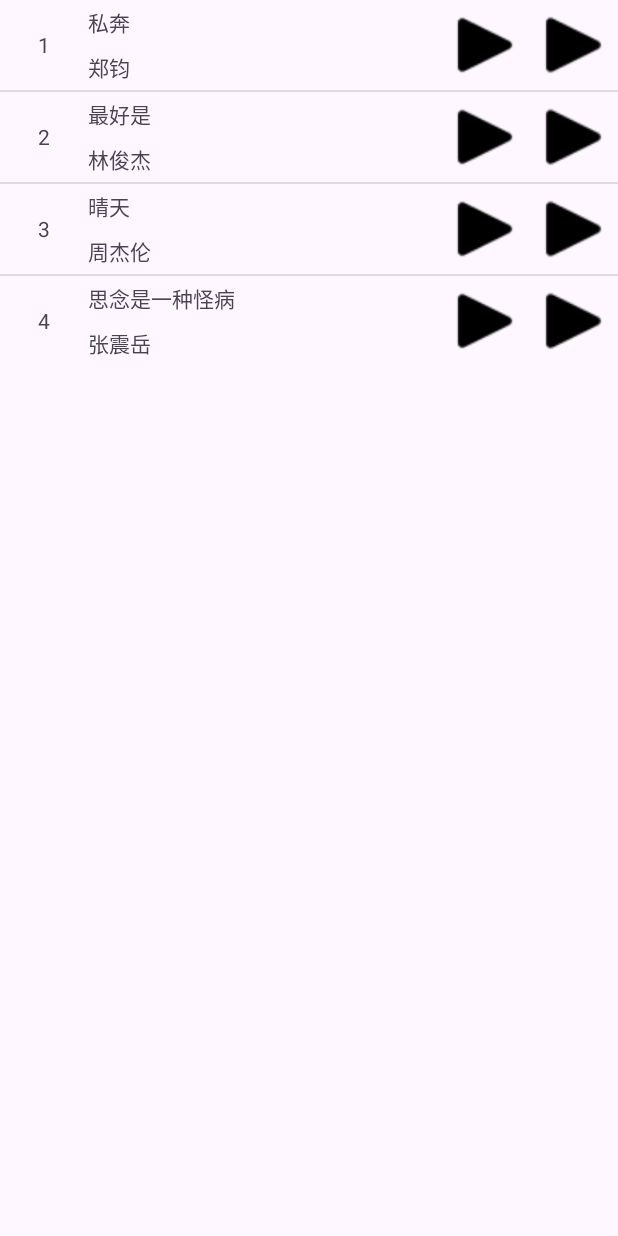
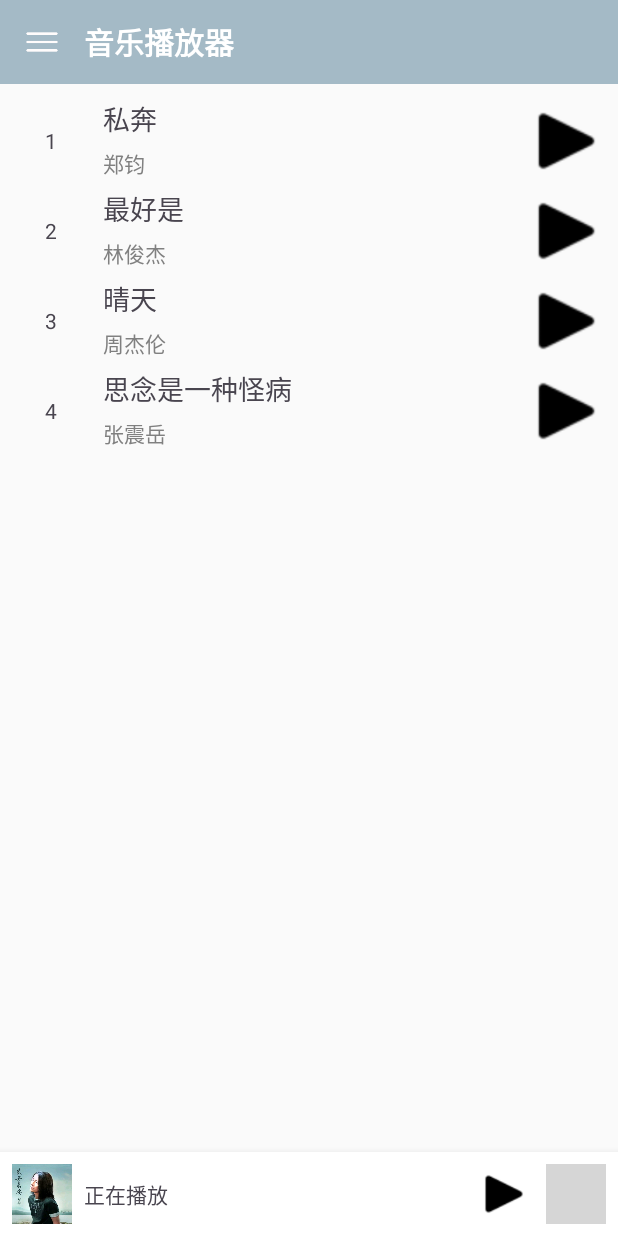
Before and after one commit to Lht20040701/Activity, an Android app: the MusicListViewActivity screen opened directly, with no data from a screen before it, on a phone screen of 412 x 824 dp. Run offline under Robolectric (Android 15) with nearby library versions, the phone set to English and light mode, and no system bars; grey boxes are pictures that could not be loaded.

Commit message:
临时提交

```diff
--- a/app/src/main/java/com/lihaotian/activity/MainActivity.kt
+++ b/app/src/main/java/com/lihaotian/activity/MainActivity.kt
@@ -21,20 +21,13 @@ class MainActivity : AppCompatActivity() {
             //SharedPreference 读
             val sp = getSharedPreferences("user", MODE_PRIVATE)
             var nameKey: String = "username:" + username.text.toString()
-//            println("=================================================" + nameKey)
             var passwd: String = sp.getString(nameKey,"").toString()
-//            println("=================================================" + passwd)
             if ("".equals(passwd)) {
                 Toast.makeText(this, "此用户还未注册,请注册!!!", Toast.LENGTH_SHORT).show()
             } else if (password.text.toString().equals(passwd)) {
                 Toast.makeText(this, "登录成功!!!", Toast.LENGTH_SHORT).show()
-//                var sucessPage: Intent = Intent(this, sucess::class.java)
-//                sucessPage.putExtra("username", username.text.toString())
-//                startActivity(sucessPage)
-
-                // =================================================================================
-                var testPage: Intent = Intent(this, MusicListViewActivity::class.java)
-                startActivity(testPage)
+                var musicListPage: Intent = Intent(this, MusicListViewActivity::class.java)
+                startActivity(musicListPage)
             } else {
                 Toast.makeText(this, "密码错误!!!", Toast.LENGTH_SHORT).show()
                 password.setText("")
--- a/app/src/main/java/com/lihaotian/activity/MusicListViewActivity.kt
+++ b/app/src/main/java/com/lihaotian/activity/MusicListViewActivity.kt
@@ -6,12 +6,13 @@ import android.os.Bundle
 import android.view.View
 import android.view.ViewGroup
 import android.widget.BaseAdapter
+import android.widget.ImageView
 import android.widget.ListView
 import android.widget.TextView
+import android.widget.Toast
 import androidx.appcompat.app.AppCompatActivity
 
 class MusicListViewActivity : AppCompatActivity() {
-
     private lateinit var listView: ListView
 
     private var musicNumbers = arrayOf(1, 2, 3, 4)
@@ -23,6 +24,11 @@ class MusicListViewActivity : AppCompatActivity() {
         setContentView(R.layout.activity_music_show)
         listView = findViewById(R.id.list_music)
         listView.adapter = MyAdapter(this, R.layout.list_item_show, musicNames, musicNumbers, musicAuthors)
+        listView.setOnItemClickListener {
+            parent, view, position, id -> {
+                Toast.makeText(this, "点击了第${position + 1}项", Toast.LENGTH_SHORT).show()
+            }
+        }
     }
 
     class MyAdapter(_context: Context, _resource: Int, _musicNames: Array<String>, _musicNumbers: Array<Int>, _musicAuthors: Array<String>): BaseAdapter() {
--- a/app/src/main/res/layout/activity_music_show.xml
+++ b/app/src/main/res/layout/activity_music_show.xml
@@ -1,13 +1,78 @@
 <?xml version="1.0" encoding="utf-8"?>
-<LinearLayout xmlns:android="http://schemas.android.com/apk/res/android"
-    android:orientation="vertical"
+<RelativeLayout xmlns:android="http://schemas.android.com/apk/res/android"
     android:layout_width="match_parent"
-    android:layout_height="match_parent">
+    android:layout_height="match_parent"
+    android:background="#FAFAFA">
 
+    <!-- 标题栏 -->
+    <LinearLayout
+        android:id="@+id/toolbar"
+        android:layout_width="match_parent"
+        android:layout_height="56dp"
+        android:background="@color/blue"
+        android:gravity="center_vertical"
+        android:orientation="horizontal"
+        android:paddingStart="16dp">
+
+        <ImageView
+            android:layout_width="24dp"
+            android:layout_height="24dp"
+            android:src="@drawable/order_play"/>
+
+        <TextView
+            android:layout_width="wrap_content"
+            android:layout_height="wrap_content"
+            android:layout_marginStart="16dp"
+            android:text="音乐播放器"
+            android:textColor="#FFFFFF"
+            android:textSize="20sp"
+            android:textStyle="bold"/>
+    </LinearLayout>
+
+    <!-- 音乐列表 -->
     <ListView
         android:id="@+id/list_music"
         android:layout_width="match_parent"
-        android:layout_height="wrap_content">
-    </ListView>
+        android:layout_height="match_parent"
+        android:layout_above="@+id/player_controls"
+        android:layout_below="@id/toolbar"
+        android:divider="@null"
+        android:paddingTop="8dp"/>
 
-</LinearLayout>
+    <!-- 底部播放控制栏 -->
+    <LinearLayout
+        android:id="@+id/player_controls"
+        android:layout_width="match_parent"
+        android:layout_height="56dp"
+        android:layout_alignParentBottom="true"
+        android:background="#FFFFFF"
+        android:elevation="8dp"
+        android:orientation="horizontal"
+        android:padding="8dp">
+
+        <ImageView
+            android:layout_width="40dp"
+            android:layout_height="40dp"
+            android:src="@drawable/temp"/>
+
+        <TextView
+            android:layout_width="0dp"
+            android:layout_height="wrap_content"
+            android:layout_weight="1"
+            android:layout_gravity="center_vertical"
+            android:layout_marginStart="8dp"
+            android:text="正在播放"
+            android:textSize="14sp"/>
+
+        <ImageView
+            android:layout_width="40dp"
+            android:layout_height="40dp"
+            android:src="@drawable/play"/>
+
+        <ImageView
+            android:layout_width="40dp"
+            android:layout_height="40dp"
+            android:layout_marginStart="8dp"
+            android:src="@drawable/right_narrow"/>
+    </LinearLayout>
+</RelativeLayout>
--- a/app/src/main/res/layout/list_item_show.xml
+++ b/app/src/main/res/layout/list_item_show.xml
@@ -23,6 +23,7 @@
             android:layout_height="0dp"
             android:layout_weight="1"
             android:text="背光"
+            android:textSize="18sp"
             android:gravity="left|center_vertical"
             android:id="@+id/song_name"/>
 
@@ -31,22 +32,18 @@
             android:layout_height="0dp"
             android:layout_weight="1"
             android:text="杨宗纬"
+            android:textSize="14sp"
+            android:textColor="#808080"
             android:gravity="left|center_vertical"
             android:id="@+id/singer_name"/>
 
     </LinearLayout>
 
     <ImageView
+        android:id="@+id/list_item_play"
         android:layout_width="0dp"
         android:layout_height="60dp"
         android:src="@drawable/play"
         android:layout_weight="1"/>
 
-    <ImageView
-        android:layout_width="0dp"
-        android:layout_height="60dp"
-        android:src="@drawable/play"
-        android:layout_weight="1"/>
-
-
 </LinearLayout>
--- a/app/src/main/res/values/strings.xml
+++ b/app/src/main/res/values/strings.xml
@@ -1,3 +1,3 @@
 <resources>
-    <string name="app_name">Activity</string>
+    <string name="app_name">player</string>
 </resources>
```
